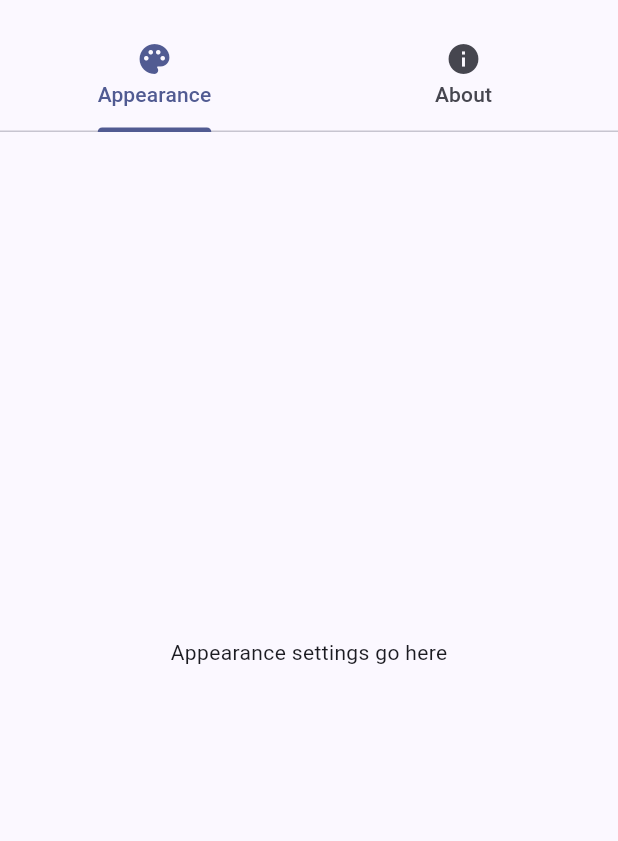
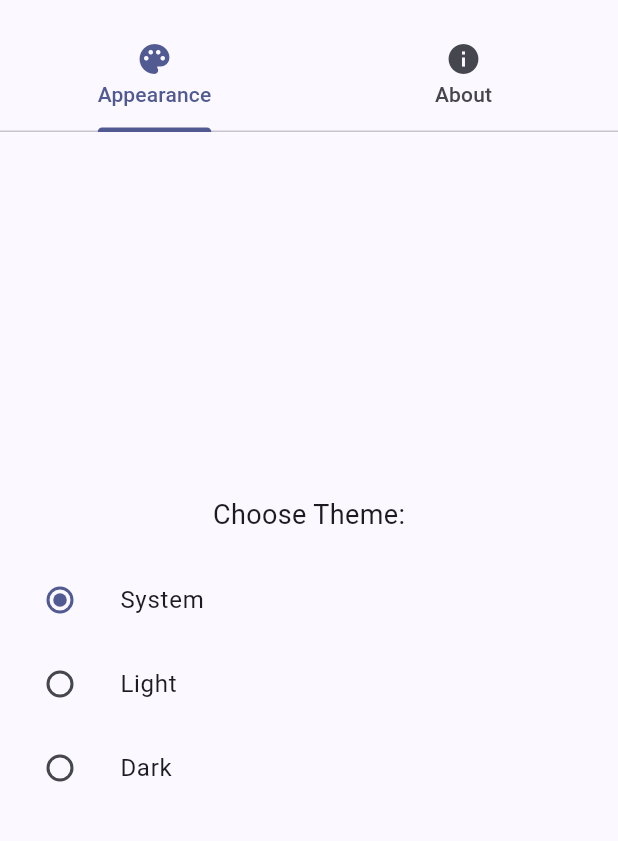
Before and after one commit to phnthnhnm/evc, a Flutter app: the screen it shows after launch, after a tap on the "settings" icon, on a phone screen of 412 x 824 dp, the part 63-904 px from its top. Run offline on Flutter 3.47's test engine with Material 3 defaults, Android fonts, the phone set to English and light mode, and no system bars; our stand-ins replace package_info_plus, shared_preferences; network calls fail.

Commit message:
feat: add theme changer

```diff
--- a/lib/main.dart
+++ b/lib/main.dart
@@ -1,6 +1,8 @@
 import 'package:flutter/material.dart';
+import 'package:provider/provider.dart';
 
 import 'screens/character_list_screen.dart';
+import 'utils/theme_provider.dart';
 
 void main() {
   runApp(const EchoValueCalcApp());
@@ -11,14 +13,33 @@ class EchoValueCalcApp extends StatelessWidget {
 
   @override
   Widget build(BuildContext context) {
-    final theme = ThemeData(
-      colorScheme: ColorScheme.fromSeed(seedColor: Colors.indigo),
-      useMaterial3: true,
-    );
-    return MaterialApp(
-      title: 'EVC GUI',
-      theme: theme,
-      home: const CharacterListScreen(),
+    return ChangeNotifierProvider(
+      create: (_) => ThemeProvider(),
+      child: Consumer<ThemeProvider>(
+        builder: (context, themeProvider, _) {
+          return MaterialApp(
+            title: 'EVC GUI',
+            theme: ThemeData(
+              colorScheme: ColorScheme.fromSeed(
+                seedColor: Colors.indigo,
+                brightness: Brightness.light,
+              ),
+              useMaterial3: true,
+              brightness: Brightness.light,
+            ),
+            darkTheme: ThemeData(
+              colorScheme: ColorScheme.fromSeed(
+                seedColor: Colors.indigo,
+                brightness: Brightness.dark,
+              ),
+              useMaterial3: true,
+              brightness: Brightness.dark,
+            ),
+            themeMode: themeProvider.themeMode,
+            home: const CharacterListScreen(),
+          );
+        },
+      ),
     );
   }
 }
--- a/lib/screens/settings/appearance_tab.dart
+++ b/lib/screens/settings/appearance_tab.dart
@@ -1,10 +1,40 @@
 import 'package:flutter/material.dart';
+import 'package:provider/provider.dart';
+
+import '../../utils/theme_provider.dart';
 
 class AppearanceTab extends StatelessWidget {
   const AppearanceTab({super.key});
 
   @override
   Widget build(BuildContext context) {
-    return const Center(child: Text('Appearance settings go here'));
+    final themeProvider = Provider.of<ThemeProvider>(context);
+    return Column(
+      mainAxisAlignment: MainAxisAlignment.center,
+      children: [
+        const Text('Choose Theme:', style: TextStyle(fontSize: 18)),
+        const SizedBox(height: 16),
+        RadioGroup<ThemeMode>(
+          groupValue: themeProvider.themeMode,
+          onChanged: (ThemeMode? mode) => themeProvider.setThemeMode(mode!),
+          child: Column(
+            children: [
+              ListTile(
+                title: const Text('System'),
+                leading: Radio<ThemeMode>(value: ThemeMode.system),
+              ),
+              ListTile(
+                title: const Text('Light'),
+                leading: Radio<ThemeMode>(value: ThemeMode.light),
+              ),
+              ListTile(
+                title: const Text('Dark'),
+                leading: Radio<ThemeMode>(value: ThemeMode.dark),
+              ),
+            ],
+          ),
+        ),
+      ],
+    );
   }
 }
--- /dev/null
+++ b/lib/utils/theme_provider.dart
@@ -0,0 +1,12 @@
+import 'package:flutter/material.dart';
+
+class ThemeProvider extends ChangeNotifier {
+  ThemeMode _themeMode = ThemeMode.system;
+
+  ThemeMode get themeMode => _themeMode;
+
+  void setThemeMode(ThemeMode mode) {
+    _themeMode = mode;
+    notifyListeners();
+  }
+}
--- a/pubspec.yaml
+++ b/pubspec.yaml
@@ -15,6 +15,7 @@ dependencies:
   shared_preferences: ^2.3.2
   url_launcher: ^6.3.2
   package_info_plus: ^9.0.0
+  provider: ^6.1.5+1
 
 dev_dependencies:
   flutter_test:
```
Also changed, not shown: pubspec.lock.
